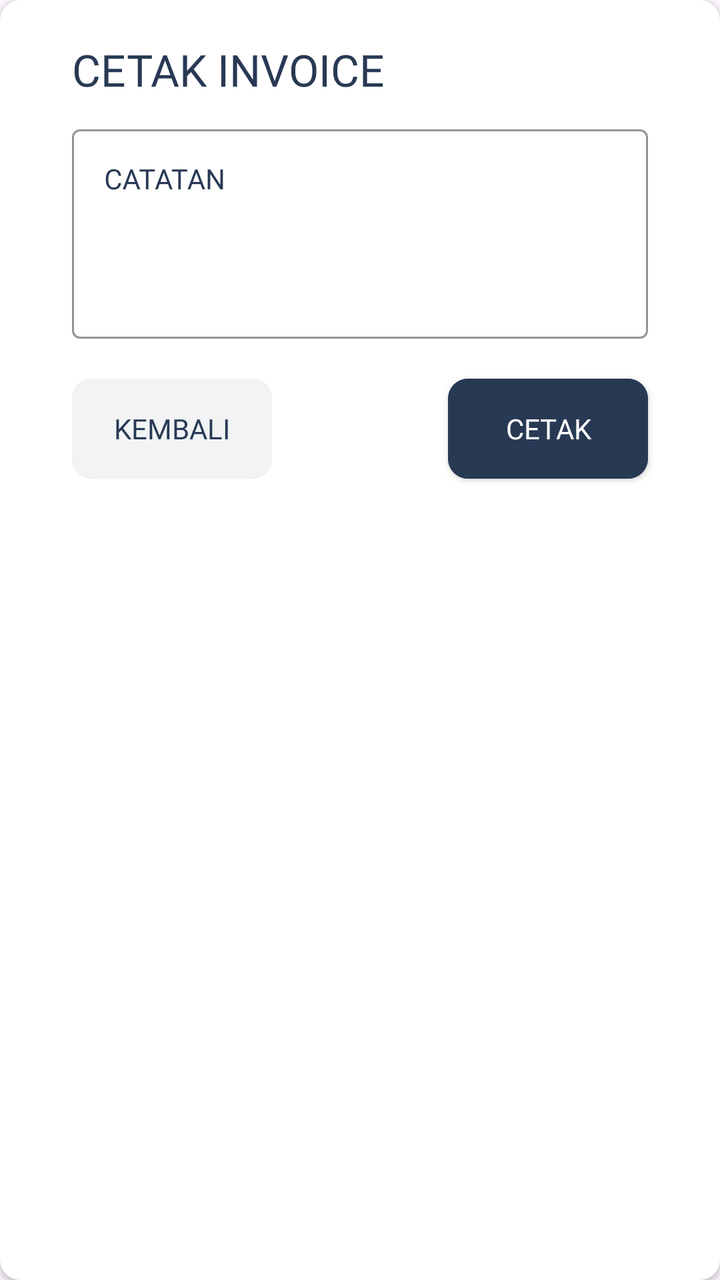
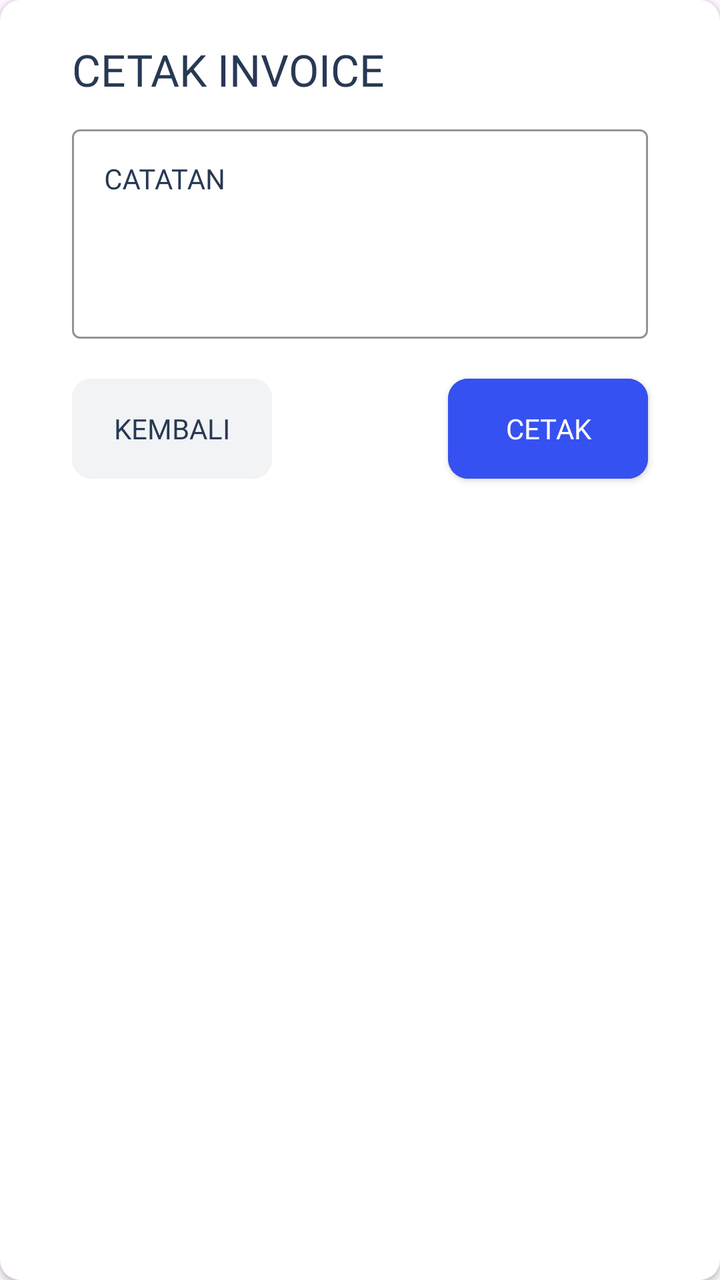

Two renders of the same Android screen: before a commit and after it. Below are the layout's source before the change and the commit's diff.
<!-- AndroidManifest.xml: application theme Theme.BAGUSLAUNDRY -->
<!-- res/layout/dialog_export_invoice.xml -->
<?xml version="1.0" encoding="utf-8"?>
<androidx.cardview.widget.CardView xmlns:android="http://schemas.android.com/apk/res/android"
    xmlns:app="http://schemas.android.com/apk/res-auto"
    xmlns:tools="http://schemas.android.com/tools"
    android:layout_width="match_parent"
    android:layout_height="wrap_content"
    android:layout_margin="10dp"
    app:cardBackgroundColor="@color/white"
    app:cardCornerRadius="10dp">

    <androidx.constraintlayout.widget.ConstraintLayout
        android:layout_marginVertical="20dp"
        android:layout_width="match_parent"
        android:layout_height="match_parent">

        <androidx.constraintlayout.widget.Guideline
            android:id="@+id/guidelineRight"
            android:layout_width="wrap_content"
            android:layout_height="wrap_content"
            android:orientation="vertical"
            app:layout_constraintGuide_percent="0.9" />

        <androidx.constraintlayout.widget.Guideline
            android:id="@+id/guidelineLeft"
            android:layout_width="wrap_content"
            android:layout_height="wrap_content"
            android:orientation="vertical"
            app:layout_constraintGuide_percent="0.1" />


        <TextView
            android:id="@+id/textHeader"
            android:layout_width="wrap_content"
            android:layout_height="wrap_content"
            android:fontFamily="@font/inter_semibold"
            android:textColor="@color/blue900"
            android:text="CETAK INVOICE"
            android:textSize="22sp"
            app:layout_constraintStart_toEndOf="@id/guidelineLeft"
            app:layout_constraintTop_toTopOf="parent"/>



    <com.google.android.material.textfield.TextInputLayout
        android:id="@+id/outlinedTextNotes"
        style="@style/CustomTextInputLayout"
        android:layout_width="0dp"
        android:layout_height="110dp"
        android:layout_marginTop="10dp"
        android:background="@color/white"
        app:boxStrokeColor="@color/primary"
        app:boxStrokeWidth="1dp"
        android:hint="CATATAN"
        android:textAlignment="textStart"
        app:layout_constraintEnd_toStartOf="@id/guidelineRight"
        app:layout_constraintStart_toEndOf="@id/guidelineLeft"
        app:layout_constraintTop_toBottomOf="@id/textHeader">

        <com.google.android.material.textfield.TextInputEditText
            android:id="@+id/inputTextNotes"
            android:layout_height="match_parent"
            android:layout_width="match_parent"
            android:textColor="@color/blue900"
             android:gravity="top|start"
            style="@style/CustomTextInputEditText"
            android:fontFamily="@font/inter"
            android:textSize="14sp" />

    </com.google.android.material.textfield.TextInputLayout>

        <com.google.android.material.card.MaterialCardView
            android:id="@+id/layoutButtonBack"
            android:layout_width="100dp"
            android:layout_height="50dp"
            android:layout_marginTop="20dp"
            app:cardCornerRadius="10dp"
            app:layout_constraintStart_toEndOf="@id/guidelineLeft"
            app:layout_constraintTop_toBottomOf="@id/outlinedTextNotes"
            app:strokeWidth="0dp">

            <androidx.appcompat.widget.AppCompatButton
                android:id="@+id/buttonBack"
                android:layout_width="match_parent"
                android:layout_height="match_parent"
                android:background="@color/background"
                android:fontFamily="@font/inter_medium"
                android:text="@string/back"
                android:textColor="@color/blue900"
                android:textSize="14sp" />
        </com.google.android.material.card.MaterialCardView>

        <androidx.cardview.widget.CardView
            android:id="@+id/layoutButton"
            android:layout_width="100dp"
            android:layout_height="50dp"
            android:layout_marginTop="20dp"
            app:cardBackgroundColor="@color/blue900"
            app:cardCornerRadius="10dp"
            app:layout_constraintEnd_toStartOf="@id/guidelineRight"
            app:layout_constraintTop_toBottomOf="@id/outlinedTextNotes">

            <androidx.appcompat.widget.AppCompatButton
                android:id="@+id/buttonCetak"
                android:layout_width="match_parent"
                android:layout_height="match_parent"
                android:background="@color/blue900"
                android:fontFamily="@font/inter_medium"
                android:text="CETAK"
                android:textColor="@color/white"
                android:textSize="14sp" />
        </androidx.cardview.widget.CardView>


    </androidx.constraintlayout.widget.ConstraintLayout>

</androidx.cardview.widget.CardView>
<!-- resources referenced by this layout -->
<resources>
  <color name="background">#F1F3F4</color>
  <color name="blue900">#283954</color>
  <color name="primary">#3551F2</color>
  <color name="white">#FFFFFF</color>
  <string name="back">KEMBALI</string>
  <style name="CustomTextInputEditText" parent="Widget.MaterialComponents.TextInputEditText.OutlinedBox">
          <item name="android:layout_width">match_parent</item>
          <item name="android:layout_height">wrap_content</item>
          <item name="android:textColor">@color/gray900</item>
          <item name="android:textSize">16sp</item>
      </style>
  <style name="CustomTextInputLayout" parent="Widget.MaterialComponents.TextInputLayout.OutlinedBox">
          <item name="boxStrokeWidthFocused">1dp</item>
          <item name="boxStrokeColor">@color/primary</item>
          <item name="hintTextColor">@color/blue900</item>
          <item name="placeholderTextColor">@color/gray900</item>
          <item name="android:textColorHint">@color/blue900</item>
          <item name="passwordToggleTint">@color/gray900</item>
          <item name="materialThemeOverlay">@style/CustomTextInputOverlay</item>
      </style>
  <style name="Theme.BAGUSLAUNDRY" parent="Base.Theme.BAGUSLAUNDRY" />
  <color name="gray900">#535353</color>
  <style name="CustomTextInputOverlay" parent="">
          <item name="colorControlActivated">@color/primary</item>
          <item name="colorControlNormal">@color/gray900</item>
          <item name="colorAccent">@color/blue900</item>
      </style>
  <style name="Base.Theme.BAGUSLAUNDRY" parent="Theme.Material3.Light.NoActionBar">
          
          <item name="colorPrimary">@color/primary</item>
           <item name="colorAccent">@color/secondary</item>
      </style>
  <color name="secondary">#536AF4</color>
</resources>

<!-- the commit's change to res/layout/dialog_export_invoice.xml (unified diff, before → after) -->
@@ -103,7 +103,7 @@
                 android:id="@+id/buttonCetak"
                 android:layout_width="match_parent"
                 android:layout_height="match_parent"
-                android:background="@color/blue900"
+                android:background="@color/primary"
                 android:fontFamily="@font/inter_medium"
                 android:text="CETAK"
                 android:textColor="@color/white"
